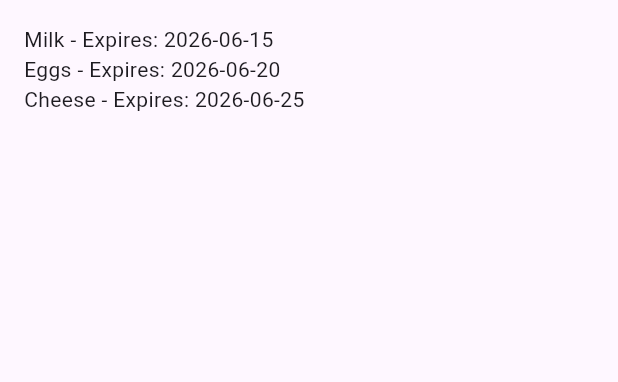
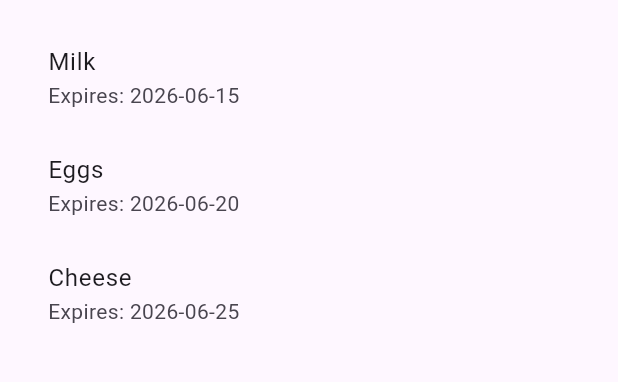
Before and after one commit to JLHC123/FoodApp_Test, a Flutter app: the screen it shows after launch, on a phone screen of 412 x 824 dp, the part 138-520 px from its top. Run offline on Flutter 3.47's test engine with Material 3 defaults, Android fonts, the phone set to English and light mode, and no system bars.

Commit message:
Added ListTile and then ListView.builder, will make a new function for the onTap:

```diff
--- a/FoodApp/food_app/lib/main.dart
+++ b/FoodApp/food_app/lib/main.dart
@@ -1,4 +1,10 @@
 import 'package:flutter/material.dart';
+
+final foods = [
+  {'name': 'Milk', 'expirationDate': '2026-06-15'},
+  {'name': 'Eggs', 'expirationDate': '2026-06-20'},
+  {'name': 'Cheese', 'expirationDate': '2026-06-25'},
+];
 
 void main() {
   runApp(const FoodApp());
@@ -24,9 +30,51 @@ class FoodApp extends StatelessWidget {
                 'Welcome to the Food Expiration App!',
               ),
               const SizedBox(height: 16.0),
-              const Text('Milk - Expires: 2026-06-15'),
-              const Text('Eggs - Expires: 2026-06-20'),
-              const Text('Cheese - Expires: 2026-06-25'),
+              Expanded(
+                child: ListView.builder(
+                  itemCount: foods.length,
+                  itemBuilder: (context, index) {
+                    final food = foods[index];
+                    return ListTile(
+                      title: Text(food['name']!),
+                      subtitle: Text('Expires: ${food['expirationDate']}'),
+                      onTap: () {
+                        print('${food['name']} tapped');
+                      },
+                    );
+                  }
+                )
+              )
+              // Expanded(
+              //   child: ListView(
+              //     children: [
+              //       ListTile(
+              //         title: Text('Milk'),
+              //         subtitle: Text('Expires: 2026-06-15'),
+              //         onTap: () {
+              //           print('Milk tapped');
+              //         }
+              //       ),
+              //       ListTile(
+              //         title: Text('Eggs'),
+              //         subtitle: Text('Expires: 2026-06-20'),
+              //         onTap: () {
+              //           print('Eggs tapped');
+              //         }
+              //       ),
+              //       ListTile(
+              //         title: Text('Cheese'),
+              //         subtitle: Text('Expires: 2026-06-25'),
+              //         onTap: () {
+              //           print('Cheese tapped');
+              //         }
+              //       ),
+              //     ]
+              //   )
+              // )
+              // const Text('Milk - Expires: 2026-06-15'),
+              // const Text('Eggs - Expires: 2026-06-20'),
+              // const Text('Cheese - Expires: 2026-06-25'),
             ]
           )
         )
```
